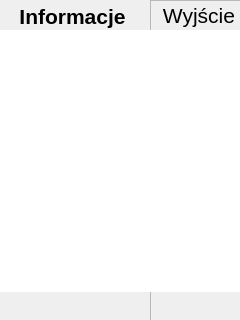
First picture: the form in infoscreen.ui, repository kosiu/Kriosan, before the edit.
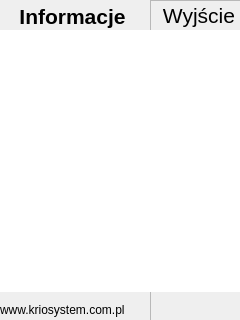
Second picture: the form after the edit.

Commit message: New German translation translation and <b>www</b> page added in info screen

Patch:
```diff
--- a/infoscreen.ui
+++ b/infoscreen.ui
@@ -195,6 +195,19 @@
      <enum>Qt::ScrollBarAlwaysOff</enum>
     </property>
    </widget>
+   <widget class="QLabel" name="label" >
+    <property name="geometry" >
+     <rect>
+      <x>0</x>
+      <y>300</y>
+      <width>151</width>
+      <height>20</height>
+     </rect>
+    </property>
+    <property name="text" >
+     <string>www.kriosystem.com.pl</string>
+    </property>
+   </widget>
   </widget>
  </widget>
  <resources/>
```
The commit also changes 4 other files.
